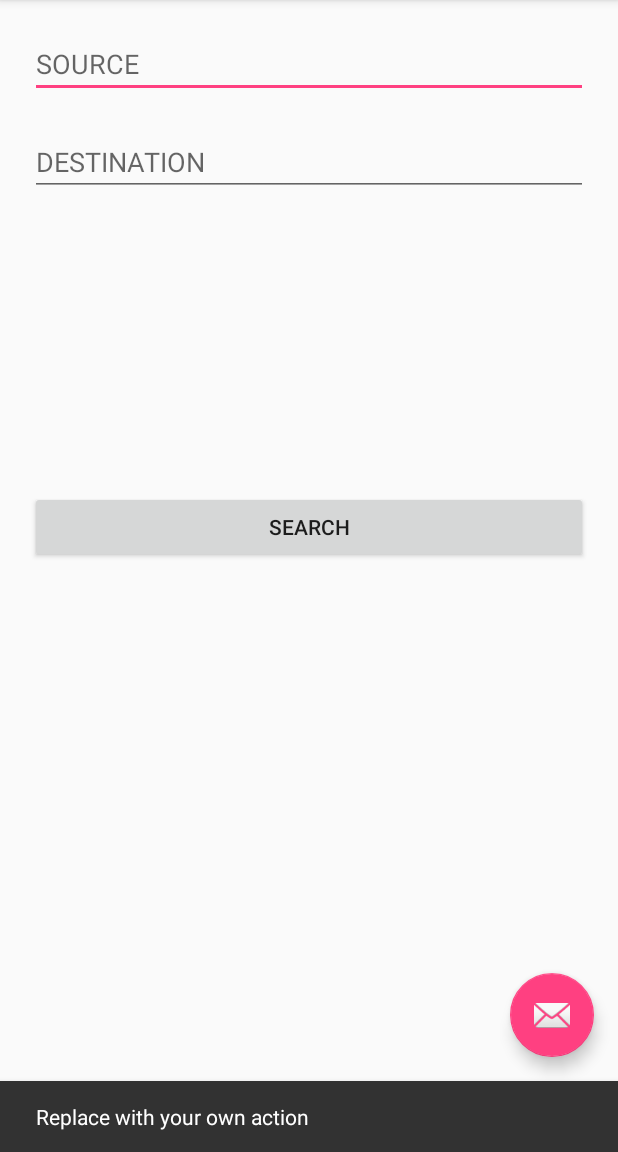
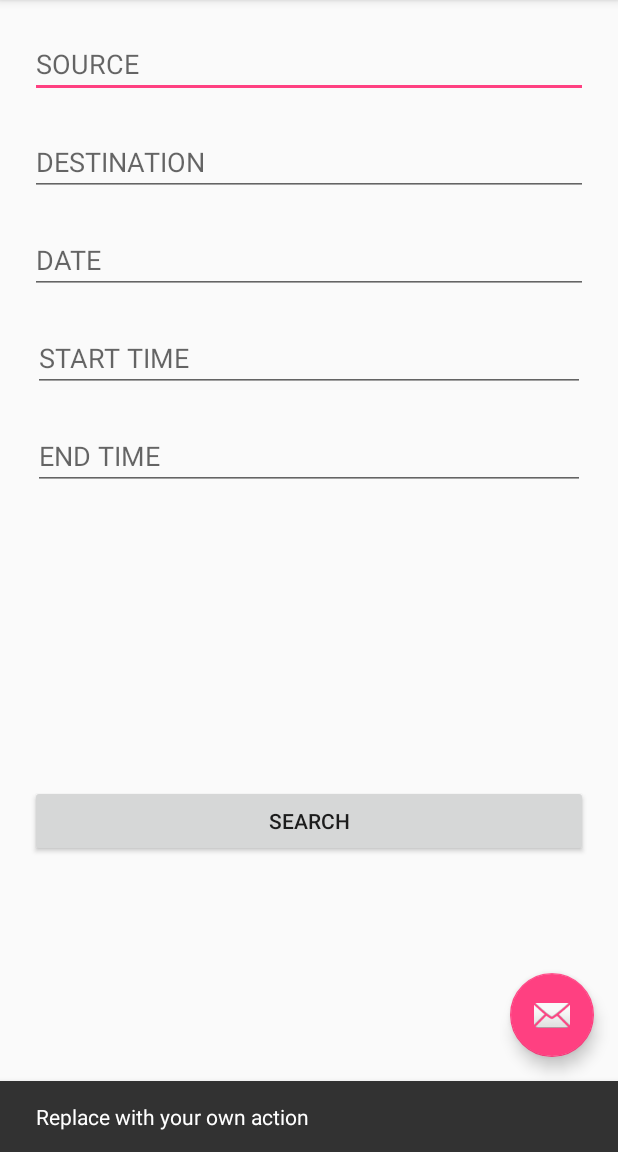
Before and after one commit to nyatasha/lost_in_ozone, an Android app: the screen it shows after launch (MainActivity), after a tap on an icon or button, on a phone screen of 412 x 824 dp, the part 84-1236 px from its top. Run offline under Robolectric (Android 15) with nearby library versions, the light colour scheme and no system bars.

Commit message:
Added date and time picker

```diff
--- a/src/main/java/msh/nasa/hackathon17/ui/MainActivity.java
+++ b/src/main/java/msh/nasa/hackathon17/ui/MainActivity.java
@@ -1,26 +1,34 @@
 package msh.nasa.hackathon17.ui;
 
+import android.app.DatePickerDialog;
+import android.app.TimePickerDialog;
 import android.content.Intent;
 import android.os.Bundle;
 import android.support.design.widget.FloatingActionButton;
 import android.support.design.widget.NavigationView;
 import android.support.design.widget.Snackbar;
+import android.support.v4.util.TimeUtils;
 import android.support.v4.view.GravityCompat;
 import android.support.v4.widget.DrawerLayout;
 import android.support.v7.app.ActionBarDrawerToggle;
 import android.support.v7.app.AppCompatActivity;
 import android.support.v7.widget.Toolbar;
 import android.text.TextUtils;
+import android.text.format.Time;
 import android.view.Menu;
 import android.view.MenuItem;
 import android.view.View;
 import android.widget.Button;
+import android.widget.DatePicker;
 import android.widget.EditText;
 import android.widget.ProgressBar;
+import android.widget.TimePicker;
 
 import java.io.IOException;
 import java.io.InputStreamReader;
 import java.util.ArrayList;
+import java.util.Calendar;
+import java.util.Date;
 import java.util.List;
 
 import au.com.bytecode.opencsv.CSVReader;
@@ -40,7 +48,11 @@ public class MainActivity extends AppCompatActivity
 
     private EditText sourceEt;
     private EditText destinationEt;
+    private EditText dateEt;
+    private EditText startTime;
+    private EditText endTime;
     private ProgressBar progressBar;
+    private Calendar calendar;
 
     @Override
     public void onBackPressed() {
@@ -120,7 +132,12 @@ public class MainActivity extends AppCompatActivity
         progressBar = (ProgressBar) findViewById(R.id.progress);
         sourceEt = (EditText) findViewById(R.id.source_et);
         destinationEt = (EditText) findViewById(R.id.destination_et);
+        dateEt = (EditText) findViewById(R.id.date_et);
+        startTime = (EditText) findViewById(R.id.start_time_et);
+        endTime = (EditText) findViewById(R.id.end_tiem_et);
         Button searchBtn = (Button) findViewById(R.id.search_bt);
+
+        calendar = Calendar.getInstance();
 
         searchBtn.setOnClickListener(new View.OnClickListener() {
 
@@ -149,6 +166,60 @@ public class MainActivity extends AppCompatActivity
             }
         });
 
+
+        dateEt.setOnFocusChangeListener(new View.OnFocusChangeListener() {
+
+            @Override
+            public void onFocusChange(View v, boolean hasFocus) {
+                if (v.getId() == R.id.date_et && hasFocus) {
+                    final DatePickerDialog datePickerDialog = new DatePickerDialog(
+                            MainActivity.this, new DatePickerDialog.OnDateSetListener() {
+
+                        @Override
+                        public void onDateSet(DatePicker view, int year, int month, int dayOfMonth) {
+                            dateEt.setText("Date: " + year + "/" + (month + 1) + "/" + dayOfMonth);
+                        }
+                    }, calendar.get(Calendar.YEAR), calendar.get(Calendar.MONTH), calendar.get(Calendar.DAY_OF_MONTH));
+                    datePickerDialog.show();
+                }
+            }
+        });
+
+        startTime.setOnFocusChangeListener(new View.OnFocusChangeListener() {
+
+            @Override
+            public void onFocusChange(View v, boolean hasFocus) {
+                if (v.getId() == R.id.start_time_et && hasFocus) {
+                    final TimePickerDialog timePicker = new TimePickerDialog(MainActivity.this, new TimePickerDialog.OnTimeSetListener() {
+                        @Override
+                        public void onTimeSet(TimePicker view, int hourOfDay, int minute) {
+                            startTime.setText("Start time: " + hourOfDay + ":" + minute);
+                        }
+                    }, 0, 0, false);
+
+                    timePicker.setTitle("Start time");
+                    timePicker.show();
+                }
+            }
+        });
+
+        endTime.setOnFocusChangeListener(new View.OnFocusChangeListener() {
+
+            @Override
+            public void onFocusChange(View v, boolean hasFocus) {
+                if (v.getId() == R.id.end_tiem_et && hasFocus) {
+                    final TimePickerDialog timePicker = new TimePickerDialog(MainActivity.this, new TimePickerDialog.OnTimeSetListener() {
+                        @Override
+                        public void onTimeSet(TimePicker view, int hourOfDay, int minute) {
+                            endTime.setText("Start time: " + hourOfDay + ":" + minute);
+                        }
+                    }, 0, 0, false);
+
+                    timePicker.setTitle("End time");
+                    timePicker.show();
+                }
+            }
+        });
     }
 
     private WayResponse getWayResponse(final String source, final String destination) {
--- a/src/main/res/layout/content_main.xml
+++ b/src/main/res/layout/content_main.xml
@@ -22,7 +22,9 @@
         app:layout_constraintRight_toRightOf="parent"
         app:layout_constraintTop_toTopOf="parent"
         app:layout_constraintLeft_toLeftOf="parent"
-        android:hint="SOURCE"/>
+        android:hint="SOURCE"
+        android:layout_marginStart="8dp"
+        android:layout_marginEnd="19dp"/>
 
     <EditText
         android:id="@+id/destination_et"
@@ -31,15 +33,50 @@
         android:hint="DESTINATION"
         app:layout_constraintRight_toRightOf="parent"
         app:layout_constraintLeft_toLeftOf="parent"
-        app:layout_constraintTop_toBottomOf="@id/source_et"
+        app:layout_constraintTop_toBottomOf="@+id/source_et"
         android:layout_margin="20dp"
         android:layout_marginTop="20dp"
         android:layout_marginRight="19dp"
         android:layout_marginLeft="8dp"
-        tools:layout_editor_absoluteX="38dp"
-        tools:layout_editor_absoluteY="78dp"
-        app:layout_constraintHorizontal_bias="0.0"/>
+        app:layout_constraintHorizontal_bias="0.0"
+        android:layout_marginStart="8dp"
+        android:layout_marginEnd="19dp"/>
 
+    <EditText
+        android:id="@+id/date_et"
+        android:layout_width="0dp"
+        android:layout_height="wrap_content"
+        android:hint="DATE"
+        app:layout_constraintRight_toRightOf="parent"
+        app:layout_constraintLeft_toLeftOf="parent"
+        app:layout_constraintTop_toBottomOf="@+id/destination_et"
+        android:layout_margin="20dp"
+        android:layout_marginTop="19dp"
+        android:layout_marginRight="19dp"
+        android:layout_marginLeft="8dp"
+        app:layout_constraintHorizontal_bias="0.0"
+        android:layout_marginStart="8dp"
+        android:layout_marginEnd="19dp"/>
+
+    <EditText
+        android:id="@+id/start_time_et"
+        android:layout_width="368dp"
+        android:layout_height="wrap_content"
+        android:layout_margin="20dp"
+        android:hint="START TIME"
+        app:layout_constraintLeft_toLeftOf="parent"
+        app:layout_constraintRight_toRightOf="parent"
+        app:layout_constraintTop_toBottomOf="@+id/date_et" />
+
+    <EditText
+        android:id="@+id/end_tiem_et"
+        android:layout_width="368dp"
+        android:layout_height="wrap_content"
+        android:layout_margin="20dp"
+        android:hint="END TIME"
+        app:layout_constraintLeft_toLeftOf="parent"
+        app:layout_constraintRight_toRightOf="parent"
+        app:layout_constraintTop_toBottomOf="@+id/start_time_et"/>
 
     <Button
         android:id="@+id/search_bt"
@@ -49,9 +86,7 @@
         app:layout_constraintBottom_toBottomOf="parent"
         app:layout_constraintLeft_toLeftOf="parent"
         app:layout_constraintRight_toRightOf="parent"
-        app:layout_constraintTop_toBottomOf="@id/destination_et"
-        app:layout_constraintHorizontal_bias="0.923"
-        app:layout_constraintVertical_bias="0.322"
+        app:layout_constraintTop_toBottomOf="@+id/end_tiem_et"
         android:layout_margin="20dp" />
 
     <ProgressBar
@@ -61,9 +96,6 @@
         app:layout_constraintTop_toTopOf="parent"
         app:layout_constraintLeft_toLeftOf="parent"
         app:layout_constraintRight_toRightOf="parent"
-        app:layout_constraintHorizontal_bias="0.5"
-        tools:layout_editor_absoluteX="168dp"
-        android:layout_marginTop="47dp"
         android:visibility="gone"/>
 
 </android.support.constraint.ConstraintLayout>
```
Also changed, not shown: src/main/assets/airports.csv.
